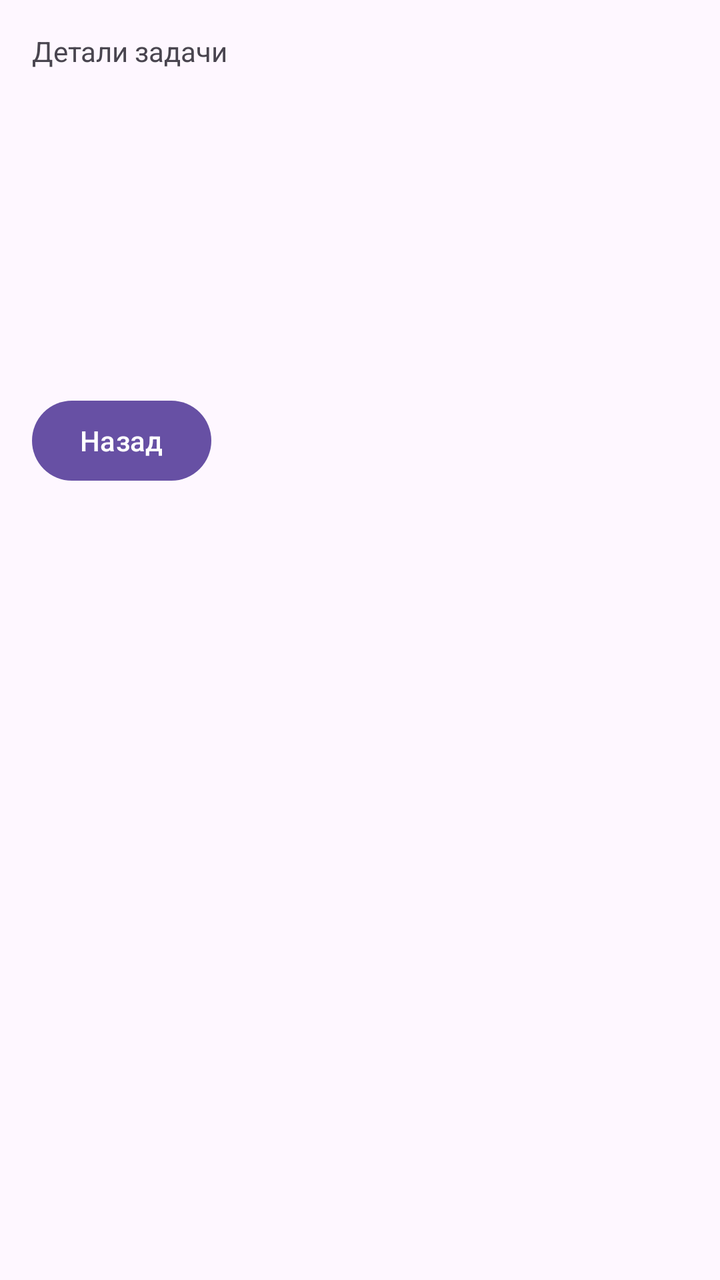
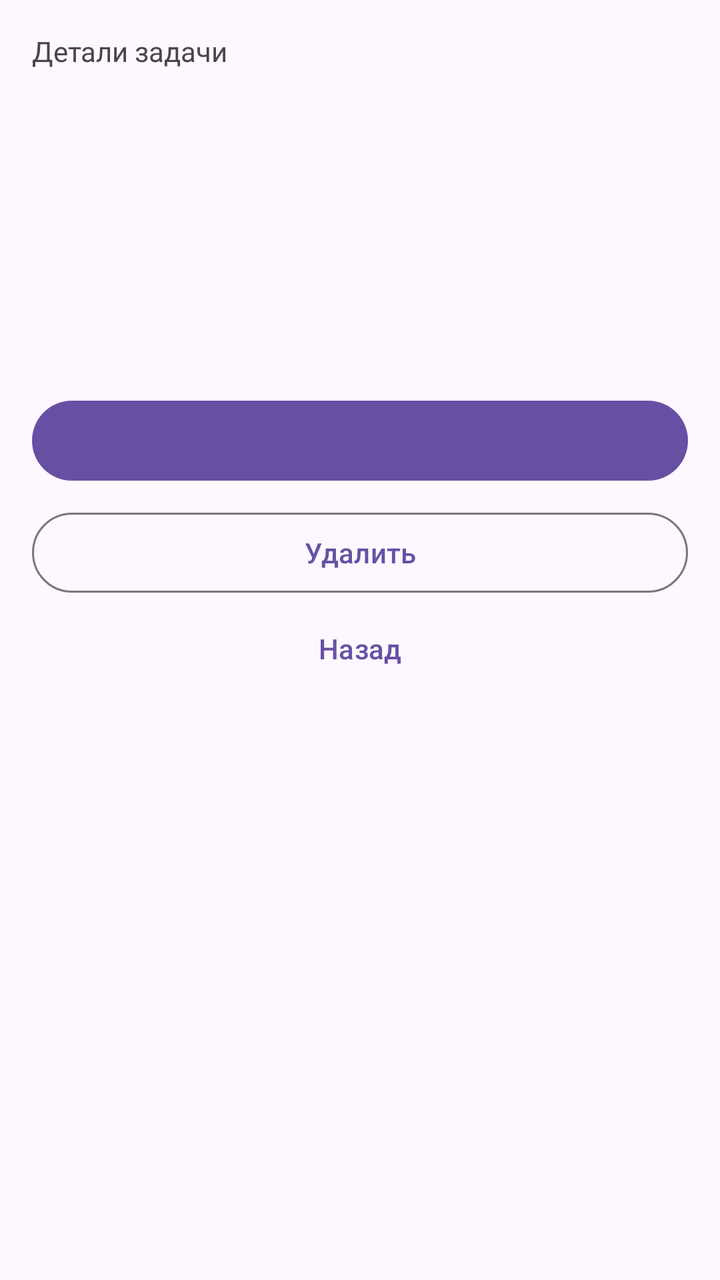

Compare the two renders of this Android layout. The source of the first and the diff that turns it into the second are given below.
<!-- AndroidManifest.xml: application theme Theme.TaskCalendarForTksu -->
<!-- res/layout/activity_task_detail.xml -->
<?xml version="1.0" encoding="utf-8"?>
<LinearLayout xmlns:android="http://schemas.android.com/apk/res/android"
    android:id="@+id/main"
    android:layout_width="match_parent"
    android:layout_height="match_parent"
    android:orientation="vertical"
    android:padding="16dp">

    <TextView
        android:layout_width="wrap_content"
        android:layout_height="wrap_content"
        android:text="@string/title_task_detail"
        android:textSize="14sp" />

    <TextView
        android:id="@+id/tvDetailTitle"
        android:layout_width="match_parent"
        android:layout_height="wrap_content"
        android:layout_marginTop="8dp"
        android:textSize="24sp"
        android:textStyle="bold" />

    <TextView
        android:id="@+id/tvDetailDate"
        android:layout_width="wrap_content"
        android:layout_height="wrap_content"
        android:layout_marginTop="12dp"
        android:textSize="16sp" />

    <TextView
        android:id="@+id/tvDetailStatus"
        android:layout_width="wrap_content"
        android:layout_height="wrap_content"
        android:layout_marginTop="4dp"
        android:textSize="16sp" />

    <TextView
        android:id="@+id/tvDetailDescription"
        android:layout_width="match_parent"
        android:layout_height="wrap_content"
        android:layout_marginTop="16dp"
        android:textSize="16sp" />

    <Button
        android:id="@+id/btnBack"
        android:layout_width="wrap_content"
        android:layout_height="wrap_content"
        android:layout_marginTop="24dp"
        android:text="@string/back" />

</LinearLayout>
<!-- resources referenced by this layout -->
<resources>
  <string name="back">Назад</string>
  <string name="title_task_detail">Детали задачи</string>
  <style name="Theme.TaskCalendarForTksu" parent="Base.Theme.TaskCalendarForTksu" />
  <style name="Base.Theme.TaskCalendarForTksu" parent="Theme.Material3.DayNight.NoActionBar">
          
          
      </style>
</resources>

<!-- the commit's change to res/layout/activity_task_detail.xml (unified diff, before → after) -->
@@ -42,10 +42,24 @@
         android:textSize="16sp" />
 
     <Button
+        android:id="@+id/btnToggleDone"
+        android:layout_width="match_parent"
+        android:layout_height="wrap_content"
+        android:layout_marginTop="24dp" />
+
+    <Button
+        android:id="@+id/btnDelete"
+        style="@style/Widget.Material3.Button.OutlinedButton"
+        android:layout_width="match_parent"
+        android:layout_height="wrap_content"
+        android:layout_marginTop="8dp"
+        android:text="@string/delete" />
+
+    <Button
         android:id="@+id/btnBack"
-        android:layout_width="wrap_content"
+        style="@style/Widget.Material3.Button.TextButton"
+        android:layout_width="match_parent"
         android:layout_height="wrap_content"
-        android:layout_marginTop="24dp"
         android:text="@string/back" />
 
 </LinearLayout>
<!-- resource entries referenced after the edit -->
@@ -1,6 +1,7 @@
 <!-- resources referenced by this layout -->
 <resources>
   <string name="back">Назад</string>
+  <string name="delete">Удалить</string>
   <string name="title_task_detail">Детали задачи</string>
   <style name="Theme.TaskCalendarForTksu" parent="Base.Theme.TaskCalendarForTksu" />
   <style name="Base.Theme.TaskCalendarForTksu" parent="Theme.Material3.DayNight.NoActionBar">
